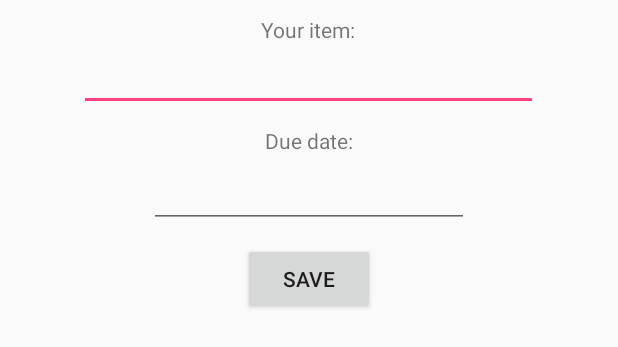
After one commit to lima1756/SimpleTodoAndroid, an Android app: the layout fragment_edit_item.xml on its own in the app's theme, with its tools: preview values and no code run, on a phone screen of 412 x 824 dp. The commit adds this screen. Shown: the top 347 px of the screen. Run offline under Robolectric (Android 15) with nearby library versions, the phone set to English and light mode, and no system bars.

Commit message:
Changed edit activity for edit fragment

```diff
--- a/app/src/main/AndroidManifest.xml
+++ b/app/src/main/AndroidManifest.xml
@@ -16,7 +16,7 @@
                 <category android:name="android.intent.category.LAUNCHER" />
             </intent-filter>
         </activity>
-        <activity android:name=".EditItemActivity"></activity>
+        <activity android:name=".EditItemFragment"></activity>
     </application>
 
 </manifest>
--- /dev/null
+++ b/app/src/main/res/layout/fragment_edit_item.xml
@@ -0,0 +1,57 @@
+<?xml version="1.0" encoding="utf-8"?>
+<RelativeLayout xmlns:android="http://schemas.android.com/apk/res/android"
+    xmlns:tools="http://schemas.android.com/tools"
+    android:layout_width="match_parent"
+    android:layout_height="match_parent"
+    tools:context="com.ivanmorett.simpletodo.EditItemFragment">
+
+
+    <TextView
+        android:id="@+id/tvTodoItem"
+        android:layout_width="wrap_content"
+        android:layout_height="wrap_content"
+        android:layout_alignParentTop="true"
+        android:layout_centerHorizontal="true"
+        android:layout_marginTop="10dp"
+        android:text="Your item:" />
+
+    <EditText
+        android:id="@+id/etItem"
+        android:layout_width="306dp"
+        android:layout_height="41dp"
+        android:layout_centerHorizontal="true"
+        android:layout_marginTop="3dp"
+        android:layout_below="@id/tvTodoItem"
+        android:inputType="textPersonName" />
+
+
+    <TextView
+        android:id="@+id/tvDueDate"
+        android:layout_width="wrap_content"
+        android:layout_height="wrap_content"
+        android:layout_below="@id/etItem"
+        android:layout_centerHorizontal="true"
+        android:layout_marginTop="10dp"
+        android:text="Due date:" />
+
+    <EditText
+        android:id="@+id/etDueDate"
+        android:layout_width="wrap_content"
+        android:layout_height="wrap_content"
+        android:layout_below="@id/tvDueDate"
+        android:layout_centerHorizontal="true"
+        android:layout_marginTop="3dp"
+        android:ems="10"
+        android:focusable="false"
+        android:inputType="" />
+
+    <Button
+        android:id="@+id/btnSave"
+        android:layout_width="wrap_content"
+        android:layout_height="wrap_content"
+        android:layout_below="@+id/etDueDate"
+        android:layout_centerHorizontal="true"
+        android:layout_marginTop="10dp"
+        android:onClick="onSaveItem"
+        android:text="Save" />
+</RelativeLayout>
--- a/build.gradle
+++ b/build.gradle
@@ -7,7 +7,7 @@ buildscript {
         jcenter()
     }
     dependencies {
-        classpath 'com.android.tools.build:gradle:3.0.1'
+        classpath 'com.android.tools.build:gradle:3.1.4'
 
 
         // NOTE: Do not place your application dependencies here; they belong
```
Also changed, not shown: app/build.gradle (+10 -6 lines), app/src/main/java/com/ivanmorett/simpletodo/EditItemActivity.java (deleted, +0 -42 lines), app/src/main/java/com/ivanmorett/simpletodo/EditItemFragment.java (added, +103 -0 lines), app/src/main/java/com/ivanmorett/simpletodo/Item.java (+8 -0 lines), app/src/main/java/com/ivanmorett/simpletodo/MainActivity.java (+6 -5 lines), app/src/main/res/layout/activity_edit_item.xml (deleted, +0 -39 lines), gradle/wrapper/gradle-wrapper.properties.
